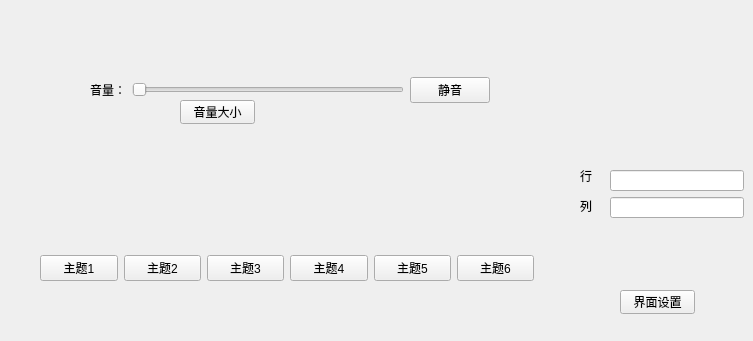
Qt form setup.ui (Nahjs/Bejeweled) before a commit.
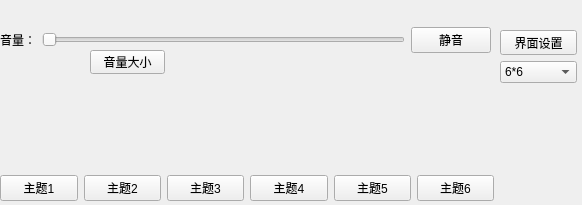
The same form after that commit. Icons and pictures are not drawn.

Commit message: 设置界面ui的修改，修改行列值的输入方式，改为了预设值

```diff
--- a/setup.ui
+++ b/setup.ui
@@ -6,8 +6,8 @@
    <rect>
     <x>0</x>
     <y>0</y>
-    <width>753</width>
-    <height>341</height>
+    <width>582</width>
+    <height>205</height>
    </rect>
   </property>
   <property name="windowTitle">
@@ -16,8 +16,8 @@
   <widget class="QWidget" name="themeLayoutWidget">
    <property name="geometry">
     <rect>
-     <x>40</x>
-     <y>170</y>
+     <x>0</x>
+     <y>90</y>
      <width>494</width>
      <height>111</height>
     </rect>
@@ -157,79 +157,22 @@
   <widget class="QPushButton" name="musicSetButton">
    <property name="geometry">
     <rect>
-     <x>180</x>
-     <y>100</y>
-     <width>75</width>
-     <height>24</height>
-    </rect>
-   </property>
-   <property name="text">
-    <string>音量大小</string>
-   </property>
-  </widget>
-  <widget class="QPushButton" name="sizeSetButton">
-   <property name="geometry">
-    <rect>
-     <x>620</x>
-     <y>290</y>
-     <width>75</width>
-     <height>24</height>
-    </rect>
-   </property>
-   <property name="text">
-    <string>界面设置</string>
-   </property>
-  </widget>
-  <widget class="QLabel" name="label">
-   <property name="geometry">
-    <rect>
-     <x>580</x>
-     <y>160</y>
-     <width>31</width>
-     <height>31</height>
-    </rect>
-   </property>
-   <property name="text">
-    <string>行</string>
-   </property>
-  </widget>
-  <widget class="QLabel" name="label_7">
-   <property name="geometry">
-    <rect>
-     <x>580</x>
-     <y>190</y>
-     <width>31</width>
-     <height>31</height>
-    </rect>
-   </property>
-   <property name="text">
-    <string>列</string>
-   </property>
-  </widget>
-  <widget class="QWidget" name="sizeInputLayoutWidget">
-   <property name="geometry">
-    <rect>
-     <x>610</x>
-     <y>170</y>
-     <width>134</width>
-     <height>48</height>
-    </rect>
-   </property>
-   <layout class="QVBoxLayout" name="verticalLayout_7">
-    <item>
-     <widget class="QLineEdit" name="rowLineEdit"/>
-    </item>
-    <item>
-     <widget class="QLineEdit" name="colLineEdit"/>
-    </item>
-   </layout>
-  </widget>
-  <widget class="QWidget" name="audioControlWidget">
-   <property name="geometry">
-    <rect>
      <x>90</x>
      <y>50</y>
-     <width>400</width>
+     <width>75</width>
+     <height>24</height>
+    </rect>
+   </property>
+   <property name="text">
+    <string>音量大小</string>
+   </property>
+  </widget>
+  <widget class="QWidget" name="audioControlWidget">
+   <property name="geometry">
+    <rect>
+     <x>0</x>
+     <y>0</y>
+     <width>491</width>
      <height>80</height>
     </rect>
    </property>
@@ -264,6 +207,49 @@
     </item>
    </layout>
   </widget>
+  <widget class="QWidget" name="layoutWidget">
+   <property name="geometry">
+    <rect>
+     <x>500</x>
+     <y>30</y>
+     <width>77</width>
+     <height>53</height>
+    </rect>
+   </property>
+   <layout class="QVBoxLayout" name="verticalLayout_7">
+    <item>
+     <widget class="QPushButton" name="sizeSetButton">
+      <property name="text">
+       <string>界面设置</string>
+      </property>
+     </widget>
+    </item>
+    <item>
+     <widget class="QComboBox" name="sizeComboBox">
+      <item>
+       <property name="text">
+        <string>6*6</string>
+       </property>
+      </item>
+      <item>
+       <property name="text">
+        <string>8*8</string>
+       </property>
+      </item>
+      <item>
+       <property name="text">
+        <string>10*10</string>
+       </property>
+      </item>
+      <item>
+       <property name="text">
+        <string>12*12</string>
+       </property>
+      </item>
+     </widget>
+    </item>
+   </layout>
+  </widget>
  </widget>
  <resources/>
  <connections/>
```
The commit also changes 1 other file.
